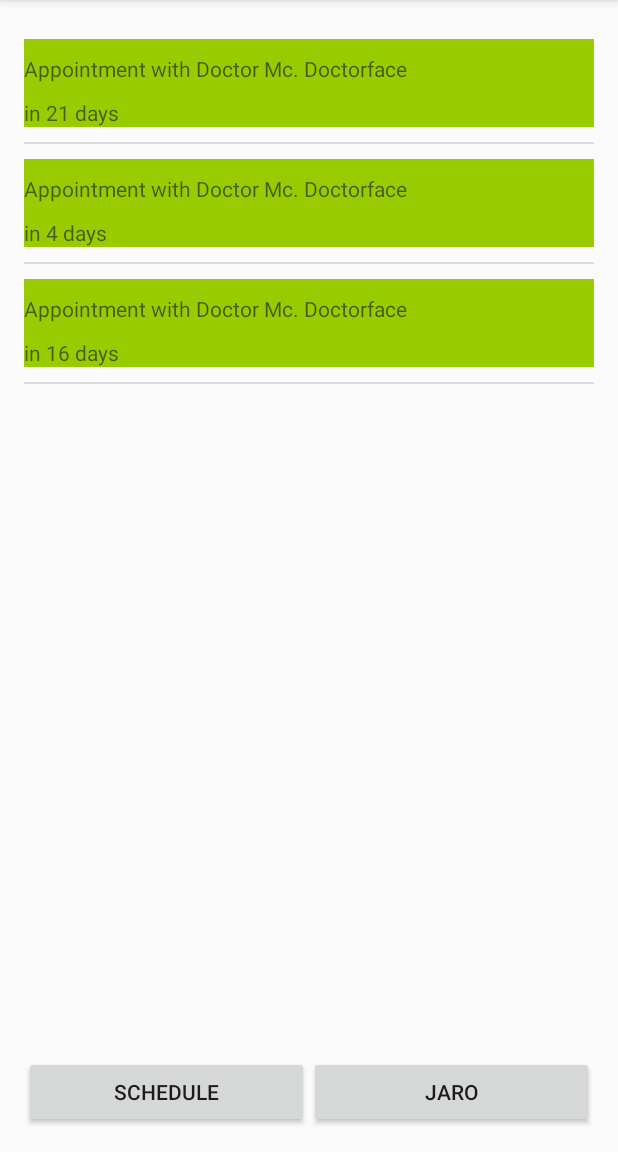
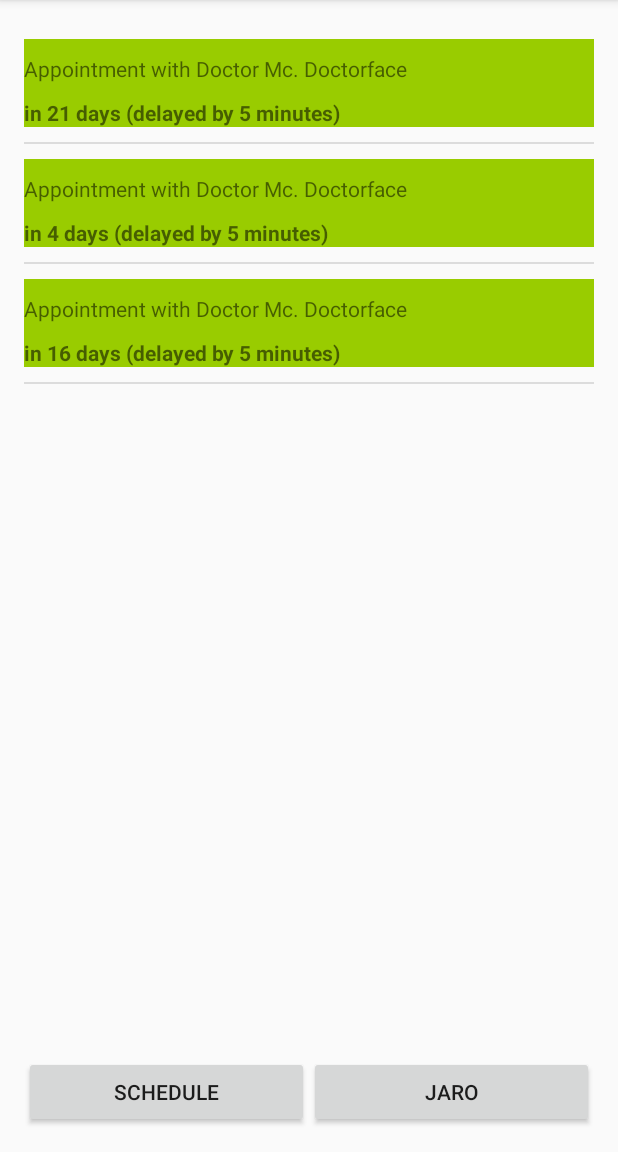
Before and after one commit to TomConerly/Mobile-Healthcare-Boarding-Pass, an Android app: the screen it shows after launch (MainActivity), on a phone screen of 412 x 824 dp, the part 84-1236 px from its top. Run offline under Robolectric (Android 15) with nearby library versions, the phone set to English and light mode, and no system bars.

Commit message:
improved event list in the main activity

```diff
--- a/app/src/main/java/hackathon/com/mobile_healthcare_boarding_pass/MainActivity.java
+++ b/app/src/main/java/hackathon/com/mobile_healthcare_boarding_pass/MainActivity.java
@@ -52,8 +52,20 @@ public class MainActivity extends AppCompatActivity {
                 TextView appointment_time = (TextView)res.findViewById(R.id.appointment_time);
                 Server.Slot slot = getItem(position);
                 appointment_name.setText("Appointment with " + slot.doctor);
-                String eta = Utils.pretty_print_duration(slot.expectedStartTime.getTime() - (new Date()).getTime());
-                appointment_time.setText(eta);
+                String eta = "in " + Utils.pretty_print_duration(slot.expectedStartTime.getTime() - (new Date()).getTime());
+
+                long expected_time = slot.expectedStartTime.getTime();
+                long scheduled_time = slot.scheduledStartTime.getTime();
+                long diff = Math.abs(expected_time - scheduled_time);
+                if (diff > 60 * 1000) {
+                    if (scheduled_time < expected_time) {
+                        eta += " (delayed by " + Utils.pretty_print_duration(diff) + ")";
+                    } else {
+                        eta += " ("  + Utils.pretty_print_duration(diff) + " earlier)";
+
+                    }
+                }
+                appointment_time.setText( eta);
                 return res;
             }
         };
--- a/app/src/main/java/hackathon/com/mobile_healthcare_boarding_pass/Server.java
+++ b/app/src/main/java/hackathon/com/mobile_healthcare_boarding_pass/Server.java
@@ -88,9 +88,11 @@ public class Server {
             Calendar c = randomTime(r);
             Slot s = new Slot();
             s.scheduledStartTime = c.getTime();
+            c.add(Calendar.MINUTE, 5);
             s.expectedStartTime = c.getTime();
             c.add(Calendar.MINUTE, 30);
             s.scheduledEndTime = c.getTime();
+            c.add(Calendar.MINUTE, 5);
             s.expectedEndTime = c.getTime();
             s.doctor = "Doctor Mc. Doctorface";
             s.patientId = 1337;
--- a/app/src/main/java/hackathon/com/mobile_healthcare_boarding_pass/Utils.java
+++ b/app/src/main/java/hackathon/com/mobile_healthcare_boarding_pass/Utils.java
@@ -12,11 +12,11 @@ public class Utils {
         long hours = minutes / 60;
         long days = hours / 24;
         if (days > 0) {
-            return "in " + days + " days";
+            return "" + days + " days";
         } else if (hours > 0) {
-            return "in " + hours + " hours";
+            return "" + hours + " hours";
         } else if (minutes> 0) {
-            return "in " + minutes + " minutes";
+            return "" + minutes + " minutes";
         } else {
             return "less than a minute";
         }
--- a/app/src/main/res/layout/appointment_slot.xml
+++ b/app/src/main/res/layout/appointment_slot.xml
@@ -27,7 +27,8 @@
             android:layout_width="match_parent"
             android:layout_height="wrap_content"
             android:id="@+id/appointment_time"
-            android:layout_weight="1" />
+            android:layout_weight="1"
+            android:textStyle="normal|bold" />
     </LinearLayout>
 
 </LinearLayout>
```
